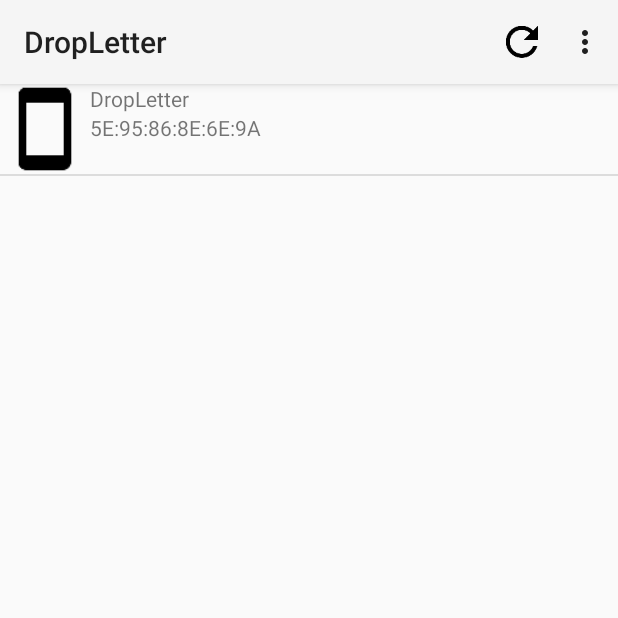
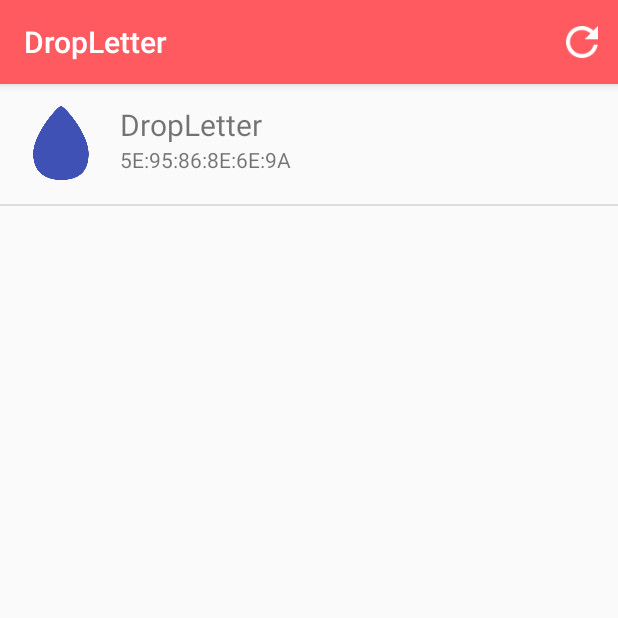
Before and after one commit to imaginaryShort/DropLetter, an Android app: the screen it shows after launch (MainActivity), on a phone screen of 412 x 824 dp, the top half of it. Run offline under Robolectric (Android 15) with nearby library versions, the phone set to English and light mode, and no system bars; 2 statements that could not run were skipped.

Commit message:
set icons

```diff
--- a/app/src/main/AndroidManifest.xml
+++ b/app/src/main/AndroidManifest.xml
@@ -10,7 +10,7 @@
 
     <application
         android:allowBackup="true"
-        android:icon="@mipmap/ic_launcher"
+        android:icon="@drawable/drop_blue_600_600"
         android:label="@string/app_name"
         android:theme="@style/AppTheme" >
         <activity
--- a/app/src/main/java/com/imaginaryshort/dropletter/MainActivity.java
+++ b/app/src/main/java/com/imaginaryshort/dropletter/MainActivity.java
@@ -65,7 +65,9 @@ public class MainActivity extends Activity implements DeviceListFragment.OnFragm
 
         DeviceListFragment deviceListFragment = new DeviceListFragment();
         FragmentTransaction transaction = getFragmentManager().beginTransaction();
-        transaction.add(R.id.container, deviceListFragment).commit();
+        transaction.add(R.id.container, deviceListFragment);
+        transaction.addToBackStack(null);
+        transaction.commit();
     }
 
     @Override
@@ -111,11 +113,6 @@ public class MainActivity extends Activity implements DeviceListFragment.OnFragm
         // as you specify a parent activity in AndroidManifest.xml.
         int id = item.getItemId();
 
-        //noinspection SimplifiableIfStatement
-        if (id == R.id.action_settings) {
-            return true;
-        }
-
         return super.onOptionsItemSelected(item);
     }
 
--- a/app/src/main/res/layout/device_list_item.xml
+++ b/app/src/main/res/layout/device_list_item.xml
@@ -1,19 +1,23 @@
 <LinearLayout xmlns:android="http://schemas.android.com/apk/res/android"
     android:orientation="horizontal"
     android:layout_width="match_parent"
-    android:layout_height="match_parent">
+    android:layout_height="match_parent"
+    android:padding="10dp" >
 
     <ImageView
         android:id="@+id/image"
-        android:src="@drawable/ic_smartphone_black_48dp"
+        android:src="@drawable/drop_blue_600_600"
         android:layout_width="60dip"
         android:layout_height="60dip"
+        android:layout_marginRight="10dp"
         />
 
     <LinearLayout
         android:orientation="vertical"
         android:layout_width="match_parent"
-        android:layout_height="match_parent">
+        android:layout_height="match_parent"
+        android:paddingTop="3dp"
+        android:paddingBottom="3dp">
 
         <TextView
             android:id="@+id/deviceName"
@@ -21,6 +25,7 @@
             android:layout_width="wrap_content"
             android:layout_height="wrap_content"
             android:text="Device Name"
+            android:textSize="20sp"
             />
 
         <TextView
--- a/app/src/main/res/menu/menu_device_list.xml
+++ b/app/src/main/res/menu/menu_device_list.xml
@@ -2,7 +2,7 @@
     xmlns:tools="http://schemas.android.com/tools" tools:context=".DeviceListFragment">
 
     <item android:id="@+id/action_refresh"
-        android:icon="@drawable/ic_refresh_black_48dp"
+        android:icon="@drawable/ic_refresh_white_36dp"
         android:title="Refresh"
         android:showAsAction="ifRoom" />
 
--- a/app/src/main/res/menu/menu_main.xml
+++ b/app/src/main/res/menu/menu_main.xml
@@ -1,5 +1,3 @@
 <menu xmlns:android="http://schemas.android.com/apk/res/android"
     xmlns:tools="http://schemas.android.com/tools" tools:context=".MainActivity">
-    <item android:id="@+id/action_settings" android:title="@string/action_settings"
-        android:orderInCategory="100" android:showAsAction="never" />
 </menu>
--- a/app/src/main/res/values-v21/styles.xml
+++ b/app/src/main/res/values-v21/styles.xml
@@ -1,5 +1,7 @@
 <?xml version="1.0" encoding="utf-8"?>
 <resources>
     <style name="AppTheme" parent="android:Theme.Material.Light">
+        <item name="android:colorPrimary">@color/primary</item>
+        <item name="android:textColorPrimary">@color/textPrimary</item>
     </style>
 </resources>
--- /dev/null
+++ b/app/src/main/res/values/colors.xml
@@ -0,0 +1,7 @@
+<?xml version="1.0" encoding="utf-8"?>
+<resources>
+    <color name="primary">#ff5a60</color>
+    <color name="accent">#3f51B5</color>
+    <color name="base">#ffffff</color>
+    <color name="textPrimary">#ffffff</color>
+</resources>
```
Also changed, not shown: app/src/main/res/layout/fragment_startup.xml (+2 -11 lines), app/src/main/res/drawable-hdpi/ic_refresh_white_36dp.png (added), app/src/main/res/drawable-mdpi/ic_refresh_white_36dp.png (added), app/src/main/res/drawable-xhdpi/ic_refresh_white_36dp.png (added), app/src/main/res/drawable-xxhdpi/ic_refresh_white_36dp.png (added), app/src/main/res/drawable-xxxhdpi/ic_refresh_white_36dp.png (added), app/src/main/res/drawable/drop.png (added), app/src/main/res/drawable/drop_blue_600_600.png (added), app/src/main/res/drawable/imslogo.png (added).
